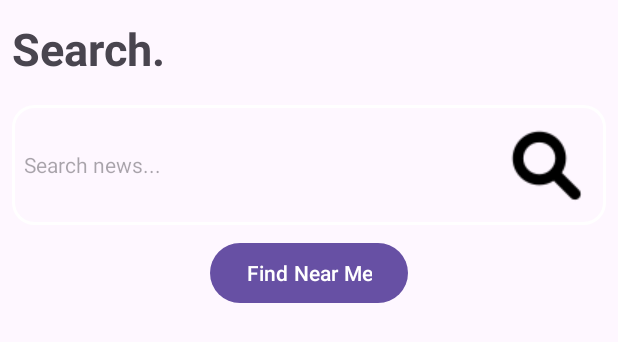
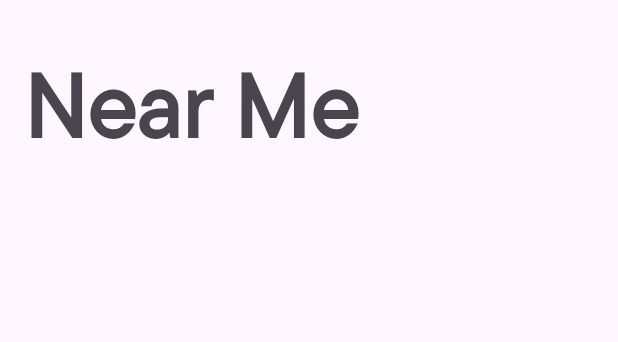
Before and after one commit to lucatimpano/oneminute_AI_Powered_News_Summarizer, an Android app: the layout fragment_near_me_fragment.xml on its own in the app's theme, with its tools: preview values and no code run, on a phone screen of 412 x 824 dp. Shown: the top 342 px of the screen. Run offline under Robolectric (Android 15) with nearby library versions, the phone set to English and light mode, and no system bars.

Commit message:
near me almost final version

```diff
--- a/app/src/main/java/com/example/oneminute/ui/fragments/NearMe_fragment.kt
+++ b/app/src/main/java/com/example/oneminute/ui/fragments/NearMe_fragment.kt
@@ -77,11 +77,14 @@ class NearMe_fragment : Fragment(R.layout.fragment_near_me_fragment), LocationLi
         // Binding della vista principale
         binding = FragmentNearMeFragmentBinding.bind(view)
         locationManager = requireContext().getSystemService(LocationManager::class.java)
+        binding.searchEdit.visibility = View.GONE
+        checkLocationPermission()
+        // Configura il bottone per la localizzazione
+        /***
+        binding.getLocationButton.setOnClickListener {
 
-        // Configura il bottone per la localizzazione
-        binding.getLocationButton.setOnClickListener {
-            checkLocationPermission()
         }
+        ***/
 
         // Inflate e setup di elementi di errore da un layout separato
         val inflatedView: View = layoutInflater.inflate(R.layout.no_internet_error, null)
@@ -194,6 +197,7 @@ class NearMe_fragment : Fragment(R.layout.fragment_near_me_fragment), LocationLi
                     android.Manifest.permission.ACCESS_FINE_LOCATION
                 ) == PackageManager.PERMISSION_GRANTED
             ) {
+                binding.loadingSpinner.visibility = View.VISIBLE
                 locationManager.requestLocationUpdates(
                     LocationManager.GPS_PROVIDER,
                     5000,
@@ -227,10 +231,12 @@ class NearMe_fragment : Fragment(R.layout.fragment_near_me_fragment), LocationLi
                     } else {
                         updateLocationUI(latitude, longitude, null)
                     }
+                    binding.loadingSpinner.visibility = View.GONE
                 }
             } catch (e: Exception) {
                 withContext(Dispatchers.Main) {
                     Log.e("NearMeFragment", "Geocoding error: ${e.message}")
+                    binding.loadingSpinner.visibility = View.GONE
                 }
             }
         }
--- a/app/src/main/res/layout/fragment_near_me_fragment.xml
+++ b/app/src/main/res/layout/fragment_near_me_fragment.xml
@@ -9,60 +9,59 @@
 
     <!-- Titolo -->
     <TextView
+        android:id="@+id/textView"
         android:layout_width="wrap_content"
         android:layout_height="wrap_content"
-        android:text="Search."
-        android:textSize="30sp"
+        android:layout_marginStart="16dp"
+        android:layout_marginTop="32dp"
+        android:text="Near Me"
+        android:fontFamily="@font/fontspring_tt_commons_pro_medium"
+        android:textSize="60sp"
+
         android:textStyle="bold"
-        android:layout_marginStart="8dp"
-        android:layout_marginTop="12dp"
+        app:layout_constraintStart_toStartOf="parent"
+        app:layout_constraintTop_toTopOf="parent" />
+    <ProgressBar
+        android:id="@+id/loadingSpinner"
+        android:layout_width="50dp"
+        android:layout_height="50dp"
+        android:layout_gravity="center"
+        android:visibility="gone"
+        android:indeterminate="true"
         app:layout_constraintTop_toTopOf="parent"
-        app:layout_constraintStart_toStartOf="parent"/>
+        app:layout_constraintBottom_toBottomOf="parent"
+        app:layout_constraintStart_toStartOf="parent"
+        app:layout_constraintEnd_toEndOf="parent" />/>
 
     <!-- Barra di ricerca -->
     <EditText
         android:id="@+id/searchEdit"
-        android:layout_width="match_parent"
-        android:layout_height="wrap_content"
+        android:layout_width="51dp"
+        android:layout_height="84dp"
+        android:background="@drawable/search_border"
+        android:drawableEnd="@drawable/icons8_ricerca_64"
         android:hint="Search news..."
-        android:layout_marginTop="70dp"
-        android:layout_marginEnd="8dp"
-        android:layout_marginStart="8dp"
         android:padding="8dp"
         android:textSize="14sp"
-        android:background="@drawable/search_border"
-        android:drawableEnd="@drawable/icons8_ricerca_64"
-        app:layout_constraintEnd_toEndOf="parent"
+        android:visibility="gone"
+        app:layout_constraintBottom_toBottomOf="parent"
+        app:layout_constraintEnd_toEndOf="@+id/recyclerSearch"
         app:layout_constraintHorizontal_bias="0.5"
         app:layout_constraintStart_toStartOf="parent"
         app:layout_constraintTop_toTopOf="parent" />
 
     <!-- Bottone per la localizzazione -->
-    <Button
-        android:id="@+id/getLocationButton"
-        android:layout_width="wrap_content"
-        android:layout_height="wrap_content"
-        android:text="Find Near Me"
-        android:layout_marginTop="8dp"
-        android:layout_marginEnd="8dp"
-        android:layout_marginStart="8dp"
-        app:layout_constraintTop_toBottomOf="@id/searchEdit"
-        app:layout_constraintStart_toStartOf="parent"
-        app:layout_constraintEnd_toEndOf="parent" />
 
     <!-- RecyclerView -->
     <androidx.recyclerview.widget.RecyclerView
         android:id="@+id/recyclerSearch"
         android:layout_width="match_parent"
         android:layout_height="0dp"
+        android:clipToPadding="false"
         android:paddingBottom="50dp"
-        android:clipToPadding="false"
-        android:layout_marginStart="8dp"
-        android:layout_marginEnd="8dp"
-        android:layout_marginTop="12dp"
         app:layout_constraintBottom_toBottomOf="parent"
-        app:layout_constraintTop_toBottomOf="@id/getLocationButton"
-        tools:layout_editor_absoluteX="0dp" />
+        app:layout_constraintTop_toBottomOf="@+id/textView"
+        tools:layout_editor_absoluteX="8dp" />
 
     <!-- Include vista per l'errore -->
     <include
--- a/app/src/main/res/layout/no_internet_error.xml
+++ b/app/src/main/res/layout/no_internet_error.xml
@@ -28,7 +28,8 @@
             android:layout_height="wrap_content"
             android:layout_margin="16dp"
             android:layout_weight="1"
-            android:text="Retry" />
+            android:text="Retry"
+            android:backgroundTint="@color/accent_color"/>
     </LinearLayout>
 
 </androidx.cardview.widget.CardView>
```
